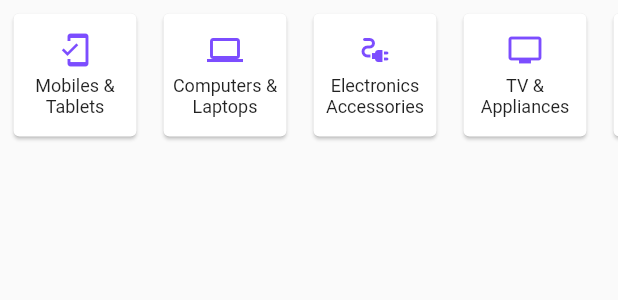
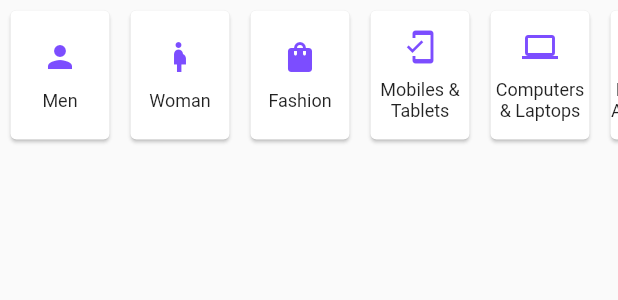
Before and after one commit to TheCodeMonsters/flutter_ecommerce_app_using_getx, a Flutter app: the Categoriesslider widget shown alone on an empty page, opened directly, on a phone screen of 412 x 824 dp. Shown: the top 300 px of the screen. Run offline on Flutter 3.47's test engine with Material 2 defaults, Android fonts, the phone set to English and light mode, and no system bars; our stand-ins replace flutter_rating_bar, get; missing offline and left inert: loading; network calls fail.

Commit message:
perf() home page:art:

```diff
--- a/lib/main.dart
+++ b/lib/main.dart
@@ -20,7 +20,7 @@ class MyApp extends StatelessWidget {
       debugShowCheckedModeBanner: false,
       title: 'Shoppe',
       theme: ThemeData(
-        primarySwatch: Colors.deepPurple,
+        primarySwatch: Colors.orange,
       ),
       home: SplashPage(),
       routes: {
--- a/lib/view/home_page/components/categories_slider.dart
+++ b/lib/view/home_page/components/categories_slider.dart
@@ -11,6 +11,33 @@ class Categoriesslider extends StatelessWidget {
       child: ListView(
         scrollDirection: Axis.horizontal,
         children: [
+          CategoriesWidget(
+            icon: Icons.person,
+            title: 'Men',
+            onTapped: () {
+              Get.to(CategorisedItems(
+                category: 'Men',
+              ));
+            },
+          ),
+          CategoriesWidget(
+            icon: Icons.pregnant_woman_outlined,
+            title: 'Woman',
+            onTapped: () {
+              Get.to(CategorisedItems(
+                category: 'Woman',
+              ));
+            },
+          ),
+          CategoriesWidget(
+            icon: Icons.shopping_bag,
+            title: 'Fashion',
+            onTapped: () {
+              Get.to(CategorisedItems(
+                category: 'Fashion',
+              ));
+            },
+          ),
           CategoriesWidget(
             icon: Icons.mobile_friendly,
             title: 'Mobiles & Tablets',
@@ -48,11 +75,11 @@ class Categoriesslider extends StatelessWidget {
             },
           ),
           CategoriesWidget(
-            icon: Icons.shopping_bag,
-            title: 'Fashion',
+            icon: Icons.audiotrack_outlined,
+            title: 'Gadgets',
             onTapped: () {
               Get.to(CategorisedItems(
-                category: 'Fashion',
+                category: 'Gadgets',
               ));
             },
           ),
@@ -85,8 +112,8 @@ class CategoriesWidget extends StatelessWidget {
     return InkWell(
       onTap: onTapped,
       child: Container(
-        width: 100,
-        padding: EdgeInsets.all(5),
+        width: 80,
+        padding: EdgeInsets.all(3),
         child: Card(
           child: Column(
             mainAxisAlignment: MainAxisAlignment.center,
@@ -96,8 +123,9 @@ class CategoriesWidget extends StatelessWidget {
                 color: kPrimaryColor,
               ),
               SizedBox(
-                height: 5,
+                height: 10,
               ),
+              // Tamaño del texto de las categorias
               Text(
                 title,
                 textAlign: TextAlign.center,
--- a/lib/view/home_page/components/slider_widget.dart
+++ b/lib/view/home_page/components/slider_widget.dart
@@ -13,7 +13,7 @@ class _HomeSliderWidgetState extends State<HomeSliderWidget> {
   @override
   void initState() {
     super.initState();
-    Timer(Duration(seconds: 3), () {});
+    Timer(Duration(seconds: 2), () {});
   }
 
   final HomeSliderBannerController homeSliderBannerController =
@@ -26,14 +26,14 @@ class _HomeSliderWidgetState extends State<HomeSliderWidget> {
       child: GetX<HomeSliderBannerController>(
         builder: (controller) {
           return Container(
-            height: 100,
+            height: 200,
             width: MediaQuery.of(context).size.width,
             child: ListView.builder(
               scrollDirection: Axis.horizontal,
               itemCount: controller.homeSliderBanner.length,
               itemBuilder: (context, index) {
                 return Card(
-                  elevation: 4.0,
+                  elevation: 8.0,
                   child: Image.network(
                     controller.homeSliderBanner[index].imgUrl,
                     width: MediaQuery.of(context).size.width - 10,
--- a/lib/view/pages/about_page/about_page.dart
+++ b/lib/view/pages/about_page/about_page.dart
@@ -0,0 +1,25 @@
+import 'package:flutter/material.dart';
+
+class AboutPage extends StatefulWidget {
+  @override
+  _AboutPageState createState() => _AboutPageState();
+}
+
+class _AboutPageState extends State<AboutPage> {
+  @override
+  Widget build(BuildContext context) {
+    return MaterialApp(
+      title: 'Material App',
+      home: Scaffold(
+        appBar: AppBar(
+          title: Text('Material App Bar'),
+        ),
+        body: Center(
+          child: Container(
+            child: Text('Hello World'),
+          ),
+        ),
+      ),
+    );
+  }
+}
```
Also changed, not shown: lib/view/home_page/home_page.dart (+9 -2 lines), lib/view/pages/help_page/help_page.dart (line endings or trailing spaces).
